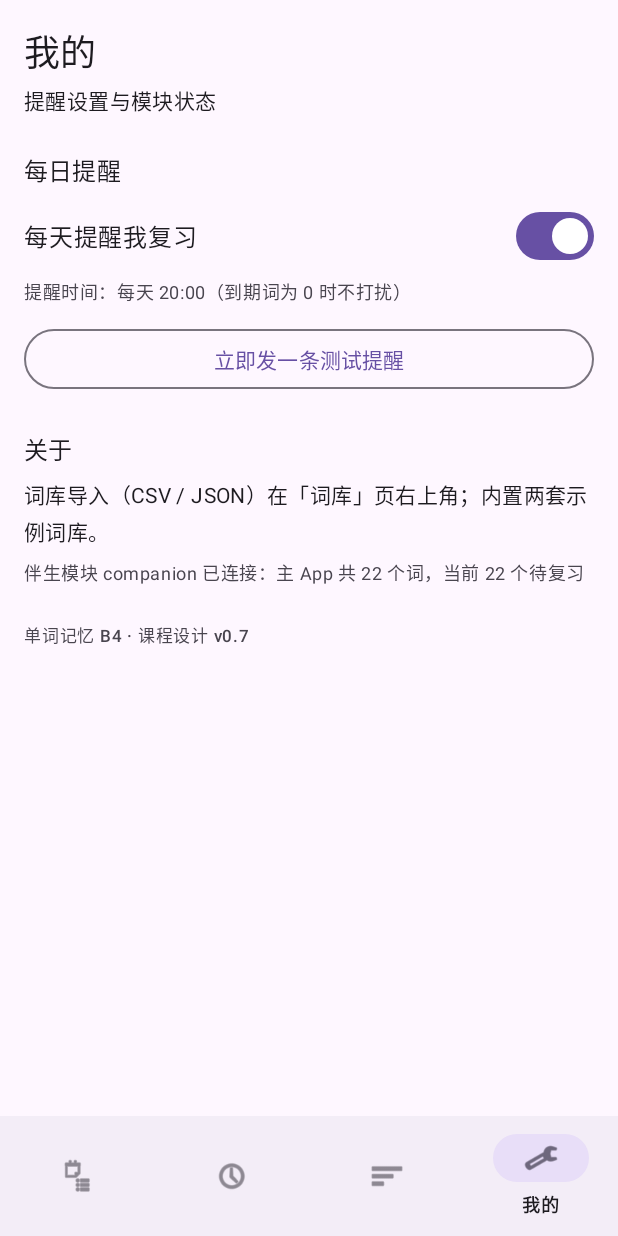
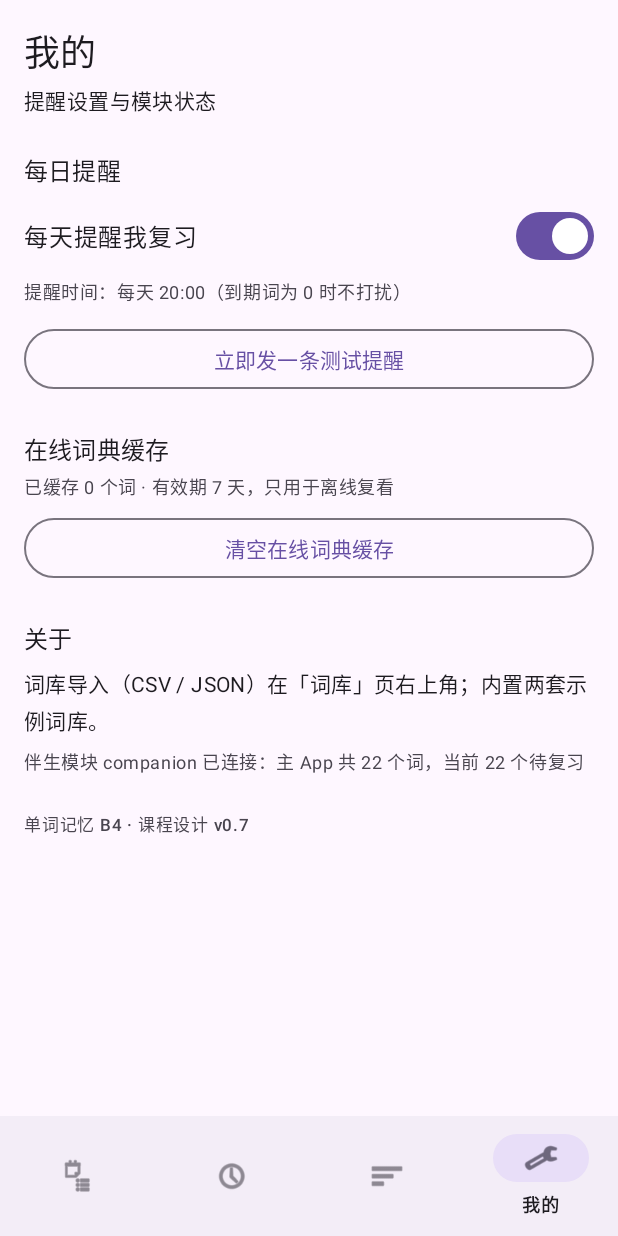
Before and after one commit to XuCong-0920/course-design, an Android app: the MineFragment screen opened through its navigation route, on a phone screen of 412 x 824 dp. Run offline under Robolectric (Android 15) with nearby library versions, the phone set to English and light mode, and no system bars; our stand-ins replace Room's generated code, navigation-ui; 1 statement that could not run was skipped.

Commit message:
feat: 「我的」页展示在线词典缓存条数并支持一键清空

```diff
--- a/app/src/main/java/com/xucong/wordmemory/data/remote/DictCache.kt
+++ b/app/src/main/java/com/xucong/wordmemory/data/remote/DictCache.kt
@@ -72,6 +72,9 @@ class PrefsDictCache(
         prefs.edit().clear().apply()
     }
 
+    /** 已缓存的词条数量，仅用于「我的」页展示，不参与任何逻辑判断。 */
+    fun size(): Int = prefs.all.size
+
     private data class CachedEntry(
         val term: String = "",
         val us: String = "",
--- a/app/src/main/java/com/xucong/wordmemory/ui/mine/MineFragment.kt
+++ b/app/src/main/java/com/xucong/wordmemory/ui/mine/MineFragment.kt
@@ -6,11 +6,13 @@ import android.os.Build
 import android.os.Bundle
 import android.provider.Settings
 import android.view.View
+import android.widget.Toast
 import androidx.core.view.isVisible
 import androidx.fragment.app.Fragment
 import androidx.lifecycle.lifecycleScope
 import com.xucong.wordmemory.R
 import com.xucong.wordmemory.companion.CompanionBridge
+import com.xucong.wordmemory.data.remote.PrefsDictCache
 import com.xucong.wordmemory.databinding.FragmentMineBinding
 import com.xucong.wordmemory.notification.ReminderNotifications
 import com.xucong.wordmemory.notification.ReminderPrefs
@@ -27,6 +29,9 @@ class MineFragment : Fragment(R.layout.fragment_mine) {
 
     private var _binding: FragmentMineBinding? = null
     private val binding get() = requireNotNull(_binding)
+
+    /** 「清空在线词典缓存」用的缓存实例；在 onViewCreated 里按 Context 建。 */
+    private lateinit var cache: PrefsDictCache
 
     override fun onViewCreated(view: View, savedInstanceState: Bundle?) {
         super.onViewCreated(view, savedInstanceState)
@@ -50,6 +55,13 @@ class MineFragment : Fragment(R.layout.fragment_mine) {
         }
 
         binding.openNotificationSettings.setOnClickListener { openNotificationSettings() }
+
+        cache = PrefsDictCache(context)
+        binding.clearCacheButton.setOnClickListener {
+            cache.clear()
+            refreshCacheInfo()
+            Toast.makeText(context, R.string.mine_cache_cleared, Toast.LENGTH_SHORT).show()
+        }
     }
 
     override fun onResume() {
@@ -59,6 +71,11 @@ class MineFragment : Fragment(R.layout.fragment_mine) {
         binding.permissionHint.isVisible = !canPost
         binding.openNotificationSettings.isVisible = !canPost
         refreshCompanionStatus()
+        refreshCacheInfo()
+    }
+
+    private fun refreshCacheInfo() {
+        binding.cacheInfoText.text = getString(R.string.mine_cache_info, cache.size())
     }
 
     /**
--- a/app/src/main/res/layout/fragment_mine.xml
+++ b/app/src/main/res/layout/fragment_mine.xml
@@ -83,6 +83,29 @@
             android:layout_width="match_parent"
             android:layout_height="wrap_content"
             android:layout_marginTop="24dp"
+            android:text="@string/mine_section_network"
+            android:textAppearance="?attr/textAppearanceTitleMedium" />
+
+        <TextView
+            android:id="@+id/cacheInfoText"
+            android:layout_width="match_parent"
+            android:layout_height="wrap_content"
+            android:layout_marginTop="4dp"
+            android:textAppearance="?attr/textAppearanceBodySmall"
+            tools:text="已缓存 3 个词 · 有效期 7 天" />
+
+        <com.google.android.material.button.MaterialButton
+            android:id="@+id/clearCacheButton"
+            style="@style/Widget.Material3.Button.OutlinedButton"
+            android:layout_width="match_parent"
+            android:layout_height="wrap_content"
+            android:layout_marginTop="8dp"
+            android:text="@string/mine_clear_cache" />
+
+        <TextView
+            android:layout_width="match_parent"
+            android:layout_height="wrap_content"
+            android:layout_marginTop="24dp"
             android:text="@string/mine_section_more"
             android:textAppearance="?attr/textAppearanceTitleMedium" />
 
--- a/app/src/main/res/values/strings.xml
+++ b/app/src/main/res/values/strings.xml
@@ -53,6 +53,12 @@
     <string name="daily_source_online">例句来自有道词典</string>
     <string name="daily_source_local">例句来自本机词库</string>
     <string name="daily_source_offline">当前离线，先显示本机例句；联网后会自动换成在线例句</string>
+
+    <!-- 我的页：在线词典缓存 -->
+    <string name="mine_section_network">在线词典缓存</string>
+    <string name="mine_cache_info">已缓存 %1$d 个词 · 有效期 7 天，只用于离线复看</string>
+    <string name="mine_clear_cache">清空在线词典缓存</string>
+    <string name="mine_cache_cleared">缓存已清空，下次查词会重新联网</string>
 
     <string name="review_title">复习</string>
     <string name="review_placeholder">骨架占位：艾宾浩斯调度（SrsScheduler）与答题卡将在下一次课接入。</string>
```
